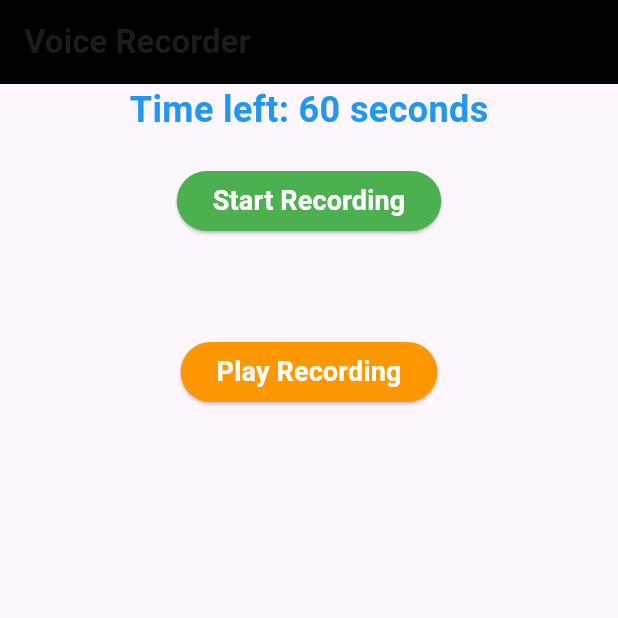
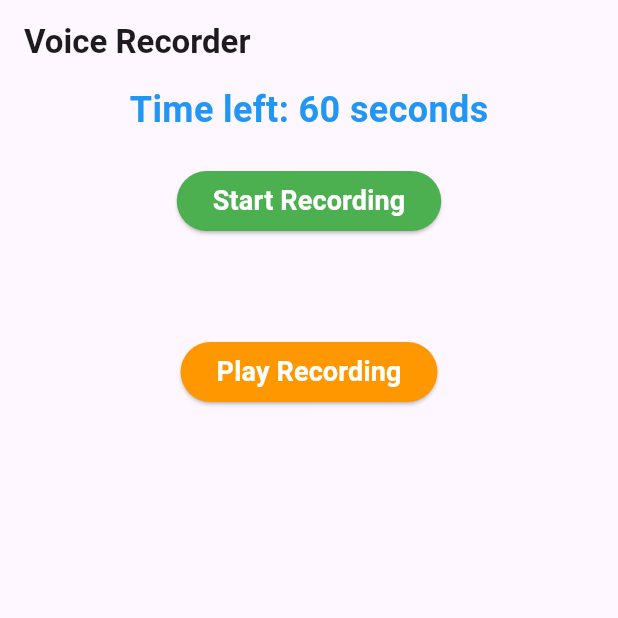
Before and after one commit to Mampuru/verbal_fluency, a Flutter app: the screen it shows after launch, on a phone screen of 412 x 824 dp, the top half of it. Run offline on Flutter 3.47's test engine with Material 3 defaults, Android fonts, the phone set to English and light mode, and no system bars; our stand-ins replace animated_splash_screen, audioplayers, get, permission_handler, shared_preferences, speech_to_text.

Commit message:
Changed the nav to white

```diff
--- a/lib/views/recording_view.dart
+++ b/lib/views/recording_view.dart
@@ -18,7 +18,6 @@ class RecordingView extends StatelessWidget {
             fontWeight: FontWeight.bold,
           ),
         ),
-        backgroundColor: Colors.black, // Change the app bar color
       ),
       body: Center(
         child: Column(
```
